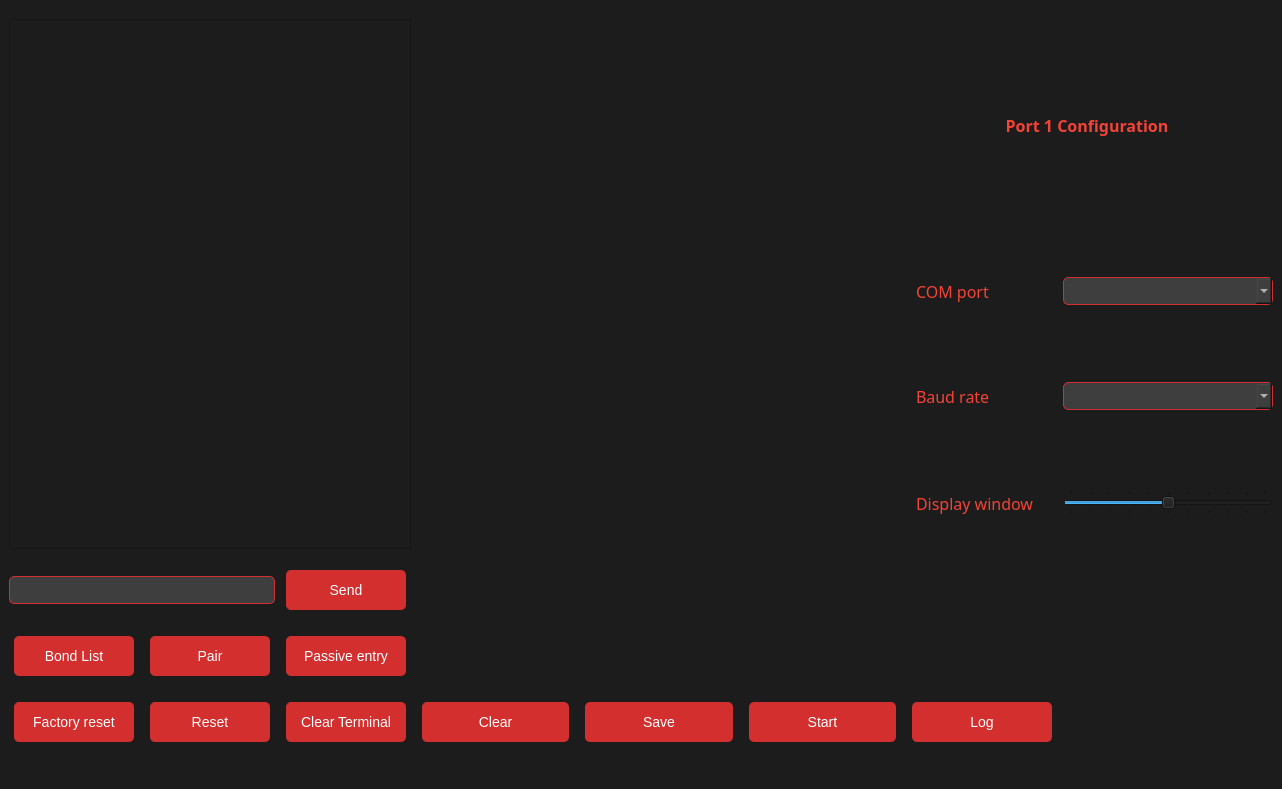
ENGaliyasser/Channel-Sounding-Distance-Plotter, file gui.ui: the form before one commit.
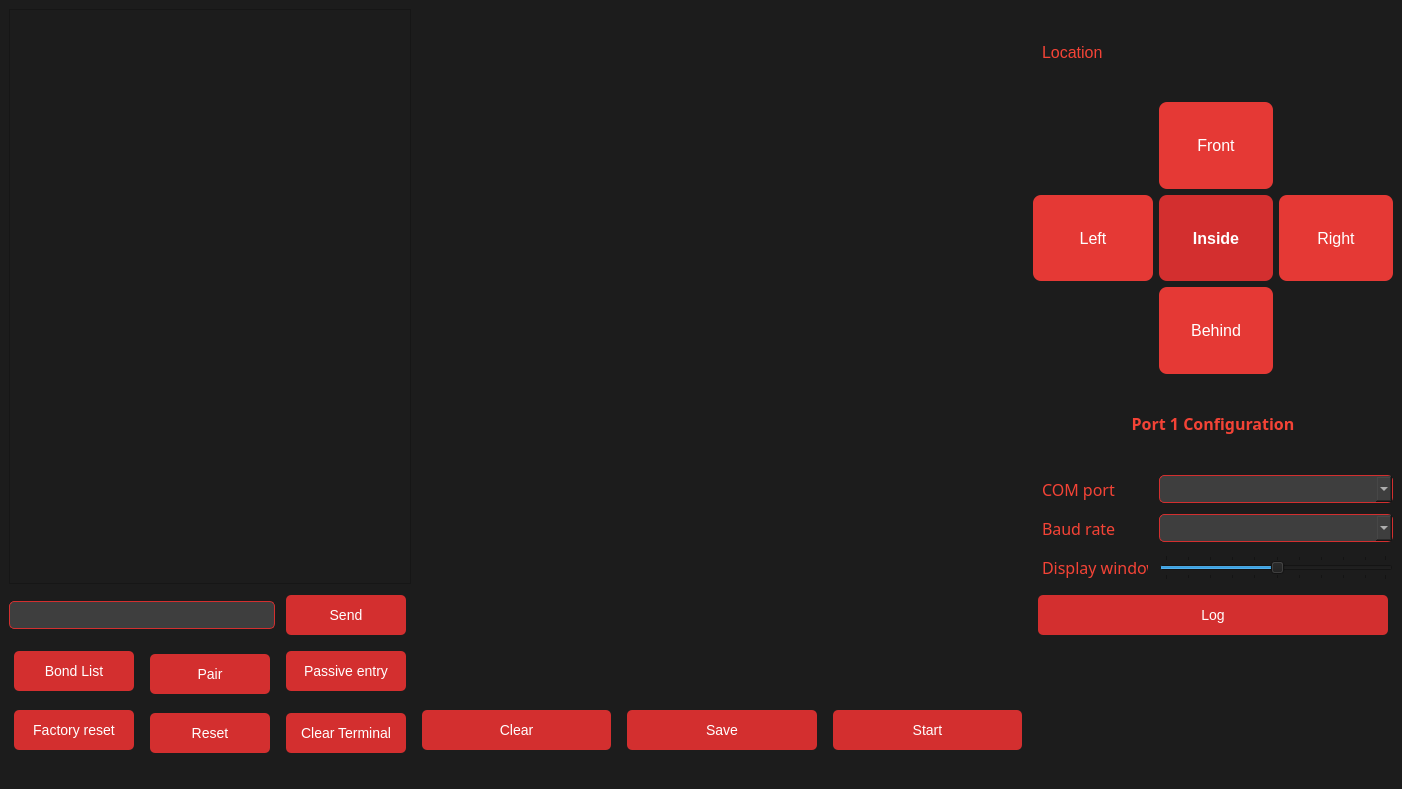
The form after the commit. Icons and pictures are not drawn. Custom widgets are drawn as their Qt base class.

The edit to the form file:
```diff
--- a/gui.ui
+++ b/gui.ui
@@ -6,7 +6,7 @@
    <rect>
     <x>0</x>
     <y>0</y>
-    <width>1282</width>
+    <width>1402</width>
     <height>789</height>
    </rect>
   </property>
@@ -128,8 +128,37 @@
 </string>
   </property>
   <widget class="QWidget" name="centralwidget">
-   <layout class="QGridLayout" name="gridLayout">
-    <item row="0" column="0" rowspan="4" colspan="3">
+   <layout class="QGridLayout" name="gridLayout_2">
+    <item row="0" column="3" rowspan="3" colspan="2">
+     <widget class="PlotWidget" name="plotWidget" native="true">
+      <property name="minimumSize">
+       <size>
+        <width>450</width>
+        <height>550</height>
+       </size>
+      </property>
+     </widget>
+    </item>
+    <item row="3" column="0" rowspan="2">
+     <widget class="QPushButton" name="FactoryResetButton">
+      <property name="minimumSize">
+       <size>
+        <width>0</width>
+        <height>50</height>
+       </size>
+      </property>
+      <property name="maximumSize">
+       <size>
+        <width>130</width>
+        <height>16777215</height>
+       </size>
+      </property>
+      <property name="text">
+       <string>Factory reset</string>
+      </property>
+     </widget>
+    </item>
+    <item row="0" column="0" colspan="3">
      <widget class="TerminalTextEdit" name="TerminalTextEdit">
       <property name="minimumSize">
        <size>
@@ -145,50 +174,220 @@
       </property>
      </widget>
     </item>
-    <item row="0" column="3" rowspan="6">
-     <widget class="PlotWidget" name="plotWidget" native="true">
-      <property name="minimumSize">
-       <size>
-        <width>450</width>
-        <height>550</height>
-       </size>
-      </property>
-     </widget>
-    </item>
-    <item row="0" column="4" colspan="2">
-     <widget class="QLabel" name="label_4">
+    <item row="2" column="1" rowspan="2">
+     <widget class="QPushButton" name="PairButton">
       <property name="minimumSize">
        <size>
         <width>0</width>
-        <height>0</height>
+        <height>50</height>
        </size>
       </property>
       <property name="maximumSize">
        <size>
-        <width>360</width>
+        <width>130</width>
+        <height>16777215</height>
+       </size>
+      </property>
+      <property name="text">
+       <string>Pair</string>
+      </property>
+     </widget>
+    </item>
+    <item row="1" column="0" colspan="2">
+     <widget class="QLineEdit" name="CMDtextEdit"/>
+    </item>
+    <item row="1" column="2">
+     <widget class="QPushButton" name="SendButton">
+      <property name="minimumSize">
+       <size>
+        <width>130</width>
+        <height>50</height>
+       </size>
+      </property>
+      <property name="maximumSize">
+       <size>
+        <width>130</width>
+        <height>16777215</height>
+       </size>
+      </property>
+      <property name="text">
+       <string>Send</string>
+      </property>
+     </widget>
+    </item>
+    <item row="2" column="5" rowspan="3">
+     <widget class="QLabel" name="label_23">
+      <property name="maximumSize">
+       <size>
+        <width>200</width>
         <height>100</height>
        </size>
       </property>
-      <property name="font">
-       <font>
-        <family>Segoe Print</family>
-        <pointsize>-1</pointsize>
-        <bold>true</bold>
-       </font>
+      <property name="text">
+       <string/>
       </property>
+      <property name="pixmap">
+       <pixmap resource="logo.qrc">:/newPrefix/logo.png</pixmap>
+      </property>
+      <property name="scaledContents">
+       <bool>true</bool>
+      </property>
+     </widget>
+    </item>
+    <item row="4" column="1">
+     <widget class="QPushButton" name="ResetButton">
+      <property name="minimumSize">
+       <size>
+        <width>0</width>
+        <height>50</height>
+       </size>
+      </property>
+      <property name="maximumSize">
+       <size>
+        <width>130</width>
+        <height>16777215</height>
+       </size>
+      </property>
       <property name="text">
-       <string>Port 1 Configuration</string>
+       <string>Reset</string>
       </property>
+     </widget>
+    </item>
+    <item row="2" column="0">
+     <widget class="QPushButton" name="BondlistButton">
+      <property name="minimumSize">
+       <size>
+        <width>0</width>
+        <height>50</height>
+       </size>
+      </property>
+      <property name="maximumSize">
+       <size>
+        <width>130</width>
+        <height>16777215</height>
+       </size>
+      </property>
+      <property name="text">
+       <string>Bond List</string>
+      </property>
+     </widget>
+    </item>
+    <item row="0" column="5">
+     <layout class="QGridLayout" name="gridLayout">
+      <item row="0" column="0">
+       <widget class="QLabel" name="label_5">
+        <property name="maximumSize">
+         <size>
+          <width>120</width>
+          <height>16777215</height>
+         </size>
+        </property>
+        <property name="text">
+         <string>Location</string>
+        </property>
+       </widget>
+      </item>
+      <item row="0" column="1" colspan="2">
+       <widget class="QLabel" name="Location">
+        <property name="text">
+         <string/>
+        </property>
+       </widget>
+      </item>
+      <item row="1" column="1">
+       <widget class="QLabel" name="regionFront">
+        <property name="styleSheet">
+         <string>background-color: #e53935; color: white; border-radius: 8px;</string>
+        </property>
+        <property name="text">
+         <string>Front</string>
+        </property>
       <property name="alignment">
        <set>Qt::AlignCenter</set>
       </property>
      </widget>
     </item>
-    <item row="1" column="4">
+      <item row="2" column="0">
+       <widget class="QLabel" name="regionLeft">
+        <property name="minimumSize">
+         <size>
+          <width>0</width>
+          <height>0</height>
+         </size>
+        </property>
+        <property name="maximumSize">
+         <size>
+          <width>120</width>
+          <height>16777215</height>
+         </size>
+        </property>
+        <property name="styleSheet">
+         <string>background-color: #e53935; color: white; border-radius: 8px;</string>
+        </property>
+        <property name="text">
+         <string>Left</string>
+        </property>
+        <property name="alignment">
+         <set>Qt::AlignCenter</set>
+        </property>
+       </widget>
+      </item>
+      <item row="2" column="1">
+       <widget class="QLabel" name="regionInside">
+        <property name="styleSheet">
+         <string>background-color: #d32f2f; color: white; border-radius: 8px; font-weight: bold;</string>
+        </property>
+        <property name="text">
+         <string>Inside</string>
+        </property>
+        <property name="alignment">
+         <set>Qt::AlignCenter</set>
+        </property>
+       </widget>
+      </item>
+      <item row="2" column="2">
+       <widget class="QLabel" name="regionRight">
+        <property name="minimumSize">
+         <size>
+          <width>0</width>
+          <height>0</height>
+         </size>
+        </property>
+        <property name="maximumSize">
+         <size>
+          <width>120</width>
+          <height>16777215</height>
+         </size>
+        </property>
+        <property name="styleSheet">
+         <string>background-color: #e53935; color: white; border-radius: 8px;</string>
+        </property>
+        <property name="text">
+         <string>Right</string>
+        </property>
+        <property name="alignment">
+         <set>Qt::AlignCenter</set>
+        </property>
+       </widget>
+      </item>
+      <item row="3" column="1">
+       <widget class="QLabel" name="regionBehind">
+        <property name="styleSheet">
+         <string>background-color: #e53935; color: white; border-radius: 8px;</string>
+        </property>
+        <property name="text">
+         <string>Behind</string>
+        </property>
+        <property name="alignment">
+         <set>Qt::AlignCenter</set>
+        </property>
+       </widget>
+      </item>
+      <item row="5" column="0">
      <widget class="QLabel" name="label_2">
       <property name="maximumSize">
        <size>
-        <width>150</width>
+          <width>120</width>
         <height>16777215</height>
        </size>
       </property>
@@ -203,21 +402,21 @@
       </property>
      </widget>
     </item>
-    <item row="1" column="5">
+      <item row="5" column="1" colspan="2">
      <widget class="QComboBox" name="comPortComboBox">
       <property name="maximumSize">
        <size>
-        <width>210</width>
+          <width>16777215</width>
         <height>16777215</height>
        </size>
       </property>
      </widget>
     </item>
-    <item row="2" column="4">
+      <item row="6" column="0">
      <widget class="QLabel" name="label">
       <property name="maximumSize">
        <size>
-        <width>150</width>
+          <width>120</width>
         <height>16777215</height>
        </size>
       </property>
@@ -232,21 +431,21 @@
       </property>
      </widget>
     </item>
-    <item row="2" column="5">
+      <item row="6" column="1" colspan="2">
      <widget class="QComboBox" name="baudRateComboBox">
       <property name="maximumSize">
        <size>
-        <width>210</width>
+          <width>16777215</width>
         <height>16777215</height>
        </size>
       </property>
      </widget>
     </item>
-    <item row="3" column="4">
+      <item row="7" column="0">
      <widget class="QLabel" name="label_3">
       <property name="maximumSize">
        <size>
-        <width>150</width>
+          <width>120</width>
         <height>16777215</height>
        </size>
       </property>
@@ -261,11 +460,11 @@
       </property>
      </widget>
     </item>
-    <item row="3" column="5">
+      <item row="7" column="1" colspan="2">
      <widget class="QSlider" name="windowSizeSlider">
       <property name="maximumSize">
        <size>
-        <width>210</width>
+          <width>16777215</width>
         <height>16777215</height>
        </size>
       </property>
@@ -280,67 +479,38 @@
       </property>
      </widget>
     </item>
-    <item row="4" column="0" colspan="2">
-     <widget class="QLineEdit" name="CMDtextEdit"/>
-    </item>
-    <item row="4" column="2">
-     <widget class="QPushButton" name="SendButton">
+      <item row="4" column="0" colspan="3">
+       <widget class="QLabel" name="label_4">
       <property name="minimumSize">
        <size>
-        <width>130</width>
-        <height>50</height>
+          <width>360</width>
+          <height>0</height>
        </size>
       </property>
       <property name="maximumSize">
        <size>
-        <width>130</width>
-        <height>16777215</height>
-       </size>
-      </property>
-      <property name="text">
-       <string>Send</string>
-      </property>
-     </widget>
-    </item>
-    <item row="5" column="0">
-     <widget class="QPushButton" name="BondlistButton">
-      <property name="minimumSize">
-       <size>
-        <width>0</width>
-        <height>50</height>
-       </size>
-      </property>
-      <property name="maximumSize">
-       <size>
-        <width>130</width>
-        <height>16777215</height>
-       </size>
-      </property>
+          <width>360</width>
+          <height>100</height>
+         </size>
+        </property>
+        <property name="font">
+         <font>
+          <family>Segoe Print</family>
+          <pointsize>-1</pointsize>
+          <bold>true</bold>
+         </font>
+        </property>
       <property name="text">
-       <string>Bond List</string>
-      </property>
-     </widget>
-    </item>
-    <item row="5" column="1">
-     <widget class="QPushButton" name="PairButton">
-      <property name="minimumSize">
-       <size>
-        <width>0</width>
-        <height>50</height>
-       </size>
-      </property>
-      <property name="maximumSize">
-       <size>
-        <width>130</width>
-        <height>16777215</height>
-       </size>
-      </property>
-      <property name="text">
-       <string>Pair</string>
-      </property>
-     </widget>
-    </item>
-    <item row="5" column="2">
+         <string>Port 1 Configuration</string>
+        </property>
+        <property name="alignment">
+         <set>Qt::AlignCenter</set>
+        </property>
+       </widget>
+      </item>
+     </layout>
+    </item>
+    <item row="2" column="2">
      <widget class="QPushButton" name="PassiveButton">
       <property name="minimumSize">
        <size>
@@ -359,64 +529,7 @@
       </property>
      </widget>
     </item>
-    <item row="5" column="5" rowspan="2">
-     <widget class="QLabel" name="label_23">
-      <property name="maximumSize">
-       <size>
-        <width>200</width>
-        <height>100</height>
-       </size>
-      </property>
-      <property name="text">
-       <string/>
-      </property>
-      <property name="pixmap">
-       <pixmap resource="logo.qrc">:/newPrefix/logo.png</pixmap>
-      </property>
-      <property name="scaledContents">
-       <bool>true</bool>
-      </property>
-     </widget>
-    </item>
-    <item row="6" column="0">
-     <widget class="QPushButton" name="FactoryResetButton">
-      <property name="minimumSize">
-       <size>
-        <width>0</width>
-        <height>50</height>
-       </size>
-      </property>
-      <property name="maximumSize">
-       <size>
-        <width>130</width>
-        <height>16777215</height>
-       </size>
-      </property>
-      <property name="text">
-       <string>Factory reset</string>
-      </property>
-     </widget>
-    </item>
-    <item row="6" column="1">
-     <widget class="QPushButton" name="ResetButton">
-      <property name="minimumSize">
-       <size>
-        <width>0</width>
-        <height>50</height>
-       </size>
-      </property>
-      <property name="maximumSize">
-       <size>
-        <width>130</width>
-        <height>16777215</height>
-       </size>
-      </property>
-      <property name="text">
-       <string>Reset</string>
-      </property>
-     </widget>
-    </item>
-    <item row="6" column="2">
+    <item row="4" column="2">
      <widget class="QPushButton" name="TclearButton">
       <property name="minimumSize">
        <size>
@@ -435,7 +548,26 @@
       </property>
      </widget>
     </item>
-    <item row="6" column="3">
+    <item row="1" column="5">
+     <widget class="QPushButton" name="LogButton">
+      <property name="minimumSize">
+       <size>
+        <width>130</width>
+        <height>50</height>
+       </size>
+      </property>
+      <property name="maximumSize">
+       <size>
+        <width>360</width>
+        <height>16777215</height>
+       </size>
+      </property>
+      <property name="text">
+       <string>Log</string>
+      </property>
+     </widget>
+    </item>
+    <item row="3" column="3" rowspan="2" colspan="2">
      <layout class="QHBoxLayout" name="horizontalLayout_13">
       <item>
        <widget class="QPushButton" name="ClearButton">
@@ -478,25 +610,6 @@
       </item>
      </layout>
     </item>
-    <item row="6" column="4">
-     <widget class="QPushButton" name="LogButton">
-      <property name="minimumSize">
-       <size>
-        <width>130</width>
-        <height>50</height>
-       </size>
-      </property>
-      <property name="maximumSize">
-       <size>
-        <width>360</width>
-        <height>16777215</height>
-       </size>
-      </property>
-      <property name="text">
-       <string>Log</string>
-      </property>
-     </widget>
-    </item>
    </layout>
   </widget>
   <widget class="QStatusBar" name="statusbar"/>
```
Left out of the diff: 4 changed lines with no effect on the pictures. Lines whose indentation alone changed are shown as unchanged.
